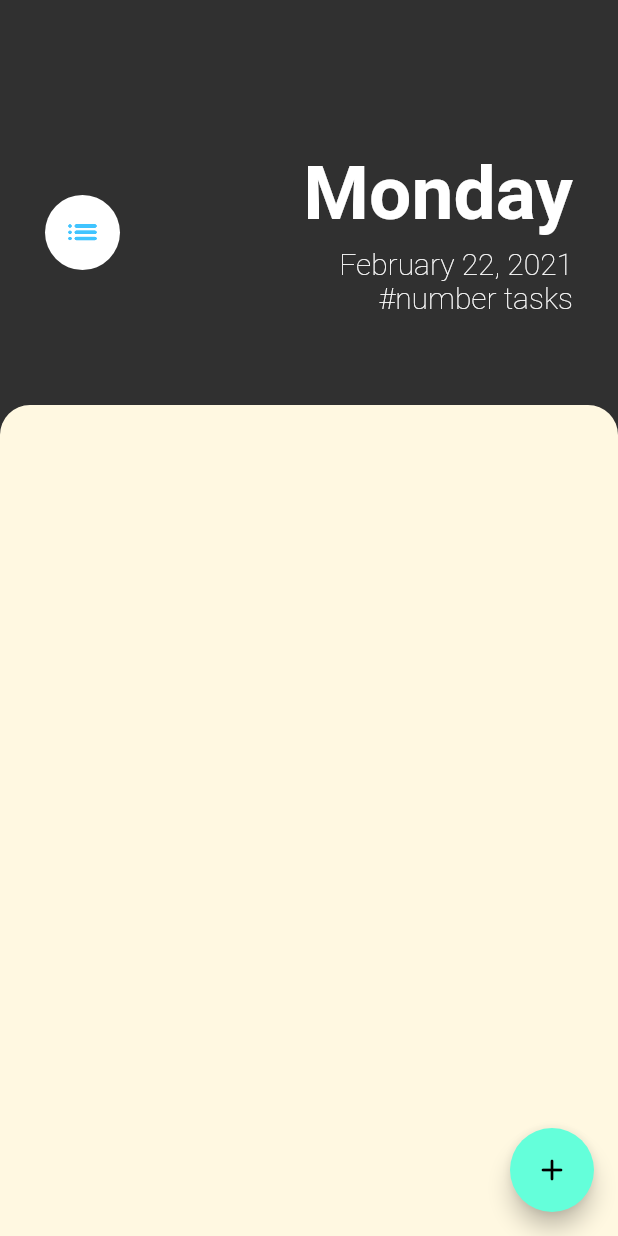
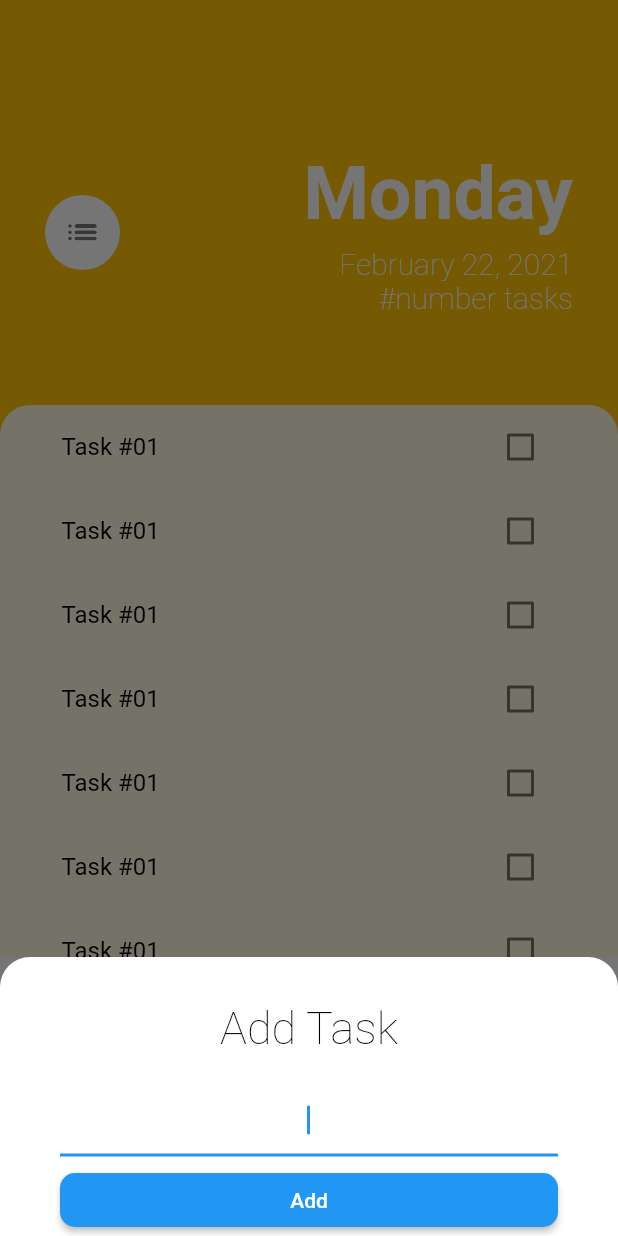
Before and after one commit to nox-machina/flutter_labs_tasks, a Flutter app: the screen it shows after launch, after a tap on the "add" icon, on a phone screen of 412 x 824 dp. Run offline on Flutter 3.47's test engine with Material 2 defaults, Android fonts, the phone set to English and light mode, and no system bars.

Commit message:
app layout includes stateful task listview

```diff
--- a/lib/main.dart
+++ b/lib/main.dart
@@ -9,7 +9,7 @@ class MyApp extends StatelessWidget {
   @override
   Widget build(BuildContext context) {
     return MaterialApp(
-      theme: ThemeData.dark(),
+      // theme: ThemeData.dark(),
       home: TasksScreen(),
     );
   }
--- /dev/null
+++ b/lib/screens/add_task_screen.dart
@@ -0,0 +1,52 @@
+import 'package:flutter/material.dart';
+
+class AddTaskScreen extends StatelessWidget {
+  @override
+  Widget build(BuildContext context) {
+    return Container(
+      color: Color(0xff757575),
+      child: Container(
+        padding: EdgeInsets.fromLTRB(40, 30, 40, 0),
+        decoration: BoxDecoration(
+          color: Colors.white,
+          borderRadius: BorderRadius.only(
+            topLeft: Radius.circular(20),
+            topRight: Radius.circular(20),
+          ),
+        ),
+        child: Column(
+          crossAxisAlignment: CrossAxisAlignment.stretch,
+          children: [
+            Text(
+              "Add Task",
+              textAlign: TextAlign.center,
+              style: TextStyle(
+                  fontSize: 30,
+                  fontWeight: FontWeight.w200,
+                  color: Colors.black),
+            ),
+            SizedBox(
+              height: 20,
+            ),
+            TextField(
+              autofocus: true,
+              textAlign: TextAlign.center,
+            ),
+            SizedBox(
+              height: 5,
+            ),
+            ElevatedButton(
+              onPressed: () {},
+              child: Text("Add"),
+              style: ElevatedButton.styleFrom(
+                shape: RoundedRectangleBorder(
+                  borderRadius: BorderRadius.circular(10.0),
+                ),
+              ),
+            )
+          ],
+        ),
+      ),
+    );
+  }
+}
--- a/lib/screens/task_screen.dart
+++ b/lib/screens/task_screen.dart
@@ -1,11 +1,13 @@
 import 'package:flutter/material.dart';
 import 'package:intl/intl.dart';
+import '../widgets/tasks_list.dart';
+import './add_task_screen.dart';
 
 class TasksScreen extends StatelessWidget {
   @override
   Widget build(BuildContext context) {
     return Scaffold(
-      // backgroundColor: Colors.lightBlueAccent,
+      backgroundColor: Colors.amber,
       body: Column(
         crossAxisAlignment: CrossAxisAlignment.start,
         children: [
@@ -22,7 +24,7 @@ class TasksScreen extends StatelessWidget {
                       radius: 25,
                       child: Icon(
                         Icons.list_rounded,
-                        color: Colors.lightBlueAccent,
+                        color: Colors.black54,
                         size: 25,
                       ),
                     ),
@@ -42,7 +44,6 @@ class TasksScreen extends StatelessWidget {
                           ),
                           Text(
                             "${DateFormat('MMMM d, yyyy').format(DateTime.now())}",
-                            // textAlign: ,
                             style: TextStyle(
                                 color: Colors.white,
                                 fontSize: 20,
@@ -65,20 +66,38 @@ class TasksScreen extends StatelessWidget {
           ),
           Expanded(
             child: Container(
-              height: MediaQuery.of(context).size.height * 0.5,
-              decoration: BoxDecoration(
-                  color: Colors.amber[50],
-                  borderRadius: BorderRadius.only(
-                      topLeft: Radius.circular(20),
-                      topRight: Radius.circular(20))),
-              // child: ,
-            ),
+                padding: EdgeInsets.fromLTRB(25, 0, 25, 0),
+                // height: MediaQuery.of(context).size.height * 0.5,
+                decoration: BoxDecoration(
+                    color: Colors.amber[50],
+                    borderRadius: BorderRadius.only(
+                        topLeft: Radius.circular(20),
+                        topRight: Radius.circular(20))),
+                child: TasksList()),
           )
         ],
       ),
       floatingActionButton: FloatingActionButton(
-        onPressed: () {},
+        onPressed: () {
+          showModalBottomSheet(
+            context: context,
+            isScrollControlled: true,
+            builder: (context) => SingleChildScrollView(
+              child: Container(
+                padding: EdgeInsets.only(
+                    bottom: MediaQuery.of(context).viewInsets.bottom * 1.25),
+                // padding: EdgeInsets.only(
+                // // bottom: MediaQuery.of(context).size.height * 0.45),
+                // margin: EdgeInsets.only(
+                //     bottom: MediaQuery.of(context).viewInsets.bottom),
+                child: AddTaskScreen(),
+              ),
+            ),
+          );
+        },
         child: Icon(Icons.add_rounded),
+        backgroundColor: Colors.black54,
+        foregroundColor: Colors.white,
       ),
     );
   }
--- /dev/null
+++ b/lib/widgets/task_tile.dart
@@ -0,0 +1,51 @@
+import 'package:flutter/material.dart';
+
+class TaskTile extends StatefulWidget {
+  @override
+  _TaskTileState createState() => _TaskTileState();
+}
+
+class _TaskTileState extends State<TaskTile> {
+  bool isDone = false;
+
+  void toggleCheckbox(_cbState) {
+    setState(() {
+      isDone = _cbState;
+    });
+  }
+
+  @override
+  Widget build(BuildContext context) {
+    return ListTile(
+      onTap: () {
+        toggleCheckbox(isDone);
+      },
+      title: Text(
+        "Task #01",
+        style: TextStyle(
+            color: Colors.black,
+            decoration: isDone ? TextDecoration.lineThrough : null),
+      ),
+      trailing: TaskCheckbox(
+        cbState: isDone,
+        toggleCbState: toggleCheckbox,
+      ),
+    );
+  }
+}
+
+class TaskCheckbox extends StatelessWidget {
+  final bool cbState;
+  final Function toggleCbState;
+
+  TaskCheckbox({this.cbState, this.toggleCbState});
+
+  @override
+  Widget build(BuildContext context) {
+    return Checkbox(
+      activeColor: Colors.amber,
+      value: cbState,
+      onChanged: toggleCbState,
+    );
+  }
+}
--- /dev/null
+++ b/lib/widgets/tasks_list.dart
@@ -0,0 +1,33 @@
+import 'package:flutter/material.dart';
+import './task_tile.dart';
+
+class TasksList extends StatelessWidget {
+  @override
+  Widget build(BuildContext context) {
+    return Material(
+      color: Colors.amber[50],
+      child: InkWell(
+        onTap: () {},
+        splashColor: Colors.blue,
+        //example
+        child: ListView(
+          children: [
+            TaskTile(),
+            TaskTile(),
+            TaskTile(),
+            TaskTile(),
+            TaskTile(),
+            TaskTile(),
+            TaskTile(),
+            TaskTile(),
+            TaskTile(),
+            TaskTile(),
+            TaskTile(),
+            TaskTile(),
+            TaskTile()
+          ],
+        ),
+      ),
+    );
+  }
+}
```
